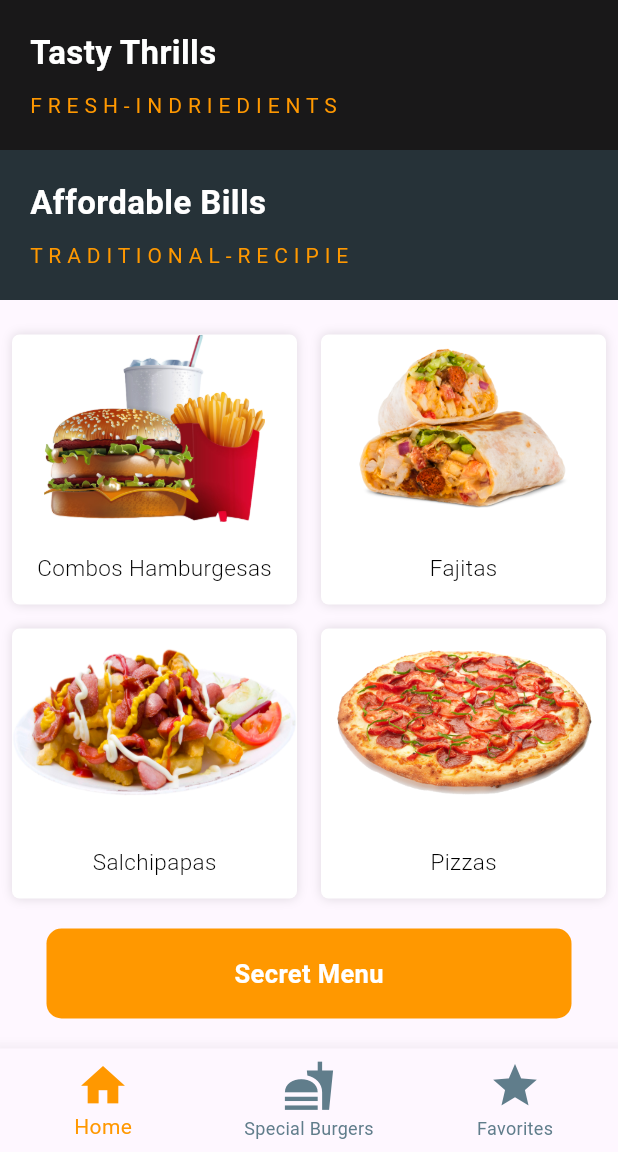
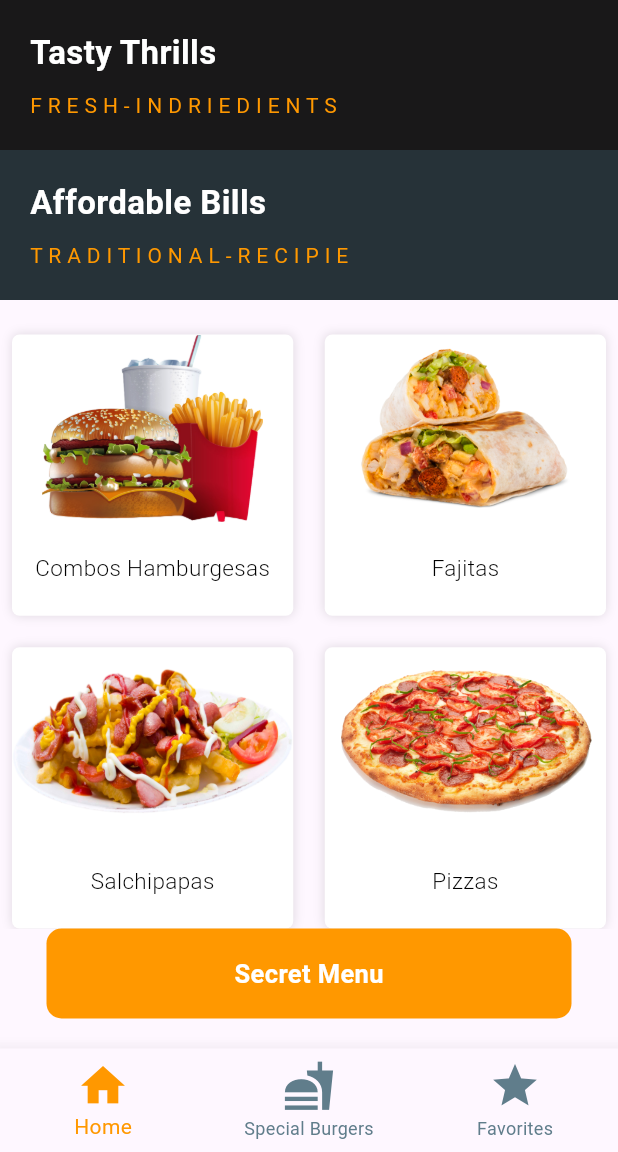
Before and after one commit to azix-khan/euro-wings, a Flutter app: the screen it shows after launch, on a phone screen of 412 x 824 dp, the part 84-1236 px from its top. Run offline on Flutter 3.47's test engine with Material 2 defaults, Android fonts, the phone set to English and light mode, and no system bars; our stand-ins replace google_fonts.

Commit message:
home screen completed

```diff
--- a/lib/main.dart
+++ b/lib/main.dart
@@ -1,5 +1,4 @@
-import 'package:euro_wings/views/optionFood.dart';
-import 'package:euro_wings/views/splash_screen.dart';
+import 'package:euro_wings/views/screens/home_screen.dart';
 import 'package:flutter/material.dart';
 import 'package:flutter/services.dart';
 
@@ -19,7 +18,7 @@ class MyApp extends StatelessWidget {
         colorScheme: ColorScheme.fromSeed(seedColor: Colors.deepPurple),
         useMaterial3: true,
       ),
-      home: OptionsFoods(),
+      home: const HomeScreen(),
     );
   }
 }
--- a/lib/utils/customNavigation.dart
+++ b/lib/utils/customNavigation.dart
@@ -2,6 +2,8 @@ import 'package:euro_wings/utils/themes.dart';
 import 'package:flutter/material.dart';
 
 class CustomNavigatorBar extends StatelessWidget {
+  const CustomNavigatorBar({super.key});
+
   @override
   Widget build(BuildContext context) {
     return BottomNavigationBar(
--- a/lib/utils/fonts.dart
+++ b/lib/utils/fonts.dart
@@ -1,4 +1,3 @@
-import 'package:flutter/material.dart';
 import 'package:google_fonts/google_fonts.dart';
 
 final popins = GoogleFonts.poppins();
--- /dev/null
+++ b/lib/utils/menu.dart
@@ -0,0 +1,56 @@
+import 'package:euro_wings/views/screens/selectedFood.dart';
+import 'package:flutter/material.dart';
+
+class Menu extends StatelessWidget {
+  final String description;
+  final String image;
+  const Menu(this.description, this.image, {super.key});
+
+  @override
+  Widget build(BuildContext context) {
+    return GestureDetector(
+      onTap: () {
+        Navigator.push(
+            context,
+            MaterialPageRoute(
+                builder: (BuildContext context) => SelectedFoodScreen()));
+      },
+      child: Padding(
+        padding: const EdgeInsets.all(8.0),
+        child: Container(
+          height: 180,
+          decoration: BoxDecoration(
+            color: Colors.white,
+            borderRadius: BorderRadius.circular(5),
+            boxShadow: const [
+              BoxShadow(
+                color: Colors.black12,
+                blurRadius: 5,
+              ),
+            ],
+          ),
+          child: Column(
+            children: [
+              // IMAGEN :
+              Container(
+                alignment: Alignment.center,
+                width: double.infinity,
+                height: 125,
+                child: Image.asset(image),
+              ),
+              const SizedBox(height: 20),
+              // DESCRIPTION :
+              Text(
+                description,
+                style: const TextStyle(
+                    fontWeight: FontWeight.w300,
+                    fontSize: 15,
+                    color: Colors.black),
+              ),
+            ],
+          ),
+        ),
+      ),
+    );
+  }
+}
--- /dev/null
+++ b/lib/utils/more_menu_button.dart
@@ -0,0 +1,27 @@
+import 'package:euro_wings/utils/themes.dart';
+import 'package:flutter/material.dart';
+
+class MoreMenuButton extends StatelessWidget {
+  const MoreMenuButton({super.key});
+
+  @override
+  Widget build(BuildContext context) {
+    return Padding(
+      padding: const EdgeInsets.only(bottom: 20),
+      child: Container(
+        alignment: Alignment.center,
+        height: 60,
+        width: 350,
+        decoration: BoxDecoration(
+          color: primary,
+          borderRadius: BorderRadius.circular(10),
+        ),
+        child: const Text('Secret Menu',
+            style: TextStyle(
+                color: Colors.white,
+                fontSize: 17,
+                fontWeight: FontWeight.bold)),
+      ),
+    );
+  }
+}
--- /dev/null
+++ b/lib/views/custom_widgets/menu_list.dart
@@ -0,0 +1,27 @@
+import 'package:euro_wings/utils/menu.dart';
+import 'package:flutter/material.dart';
+
+class MenuList extends StatelessWidget {
+  const MenuList({super.key});
+
+  @override
+  Widget build(BuildContext context) {
+    return Container(
+      padding: const EdgeInsets.only(top: 15),
+      width: double.infinity,
+      height: 620,
+      child: GridView.count(
+        physics: const BouncingScrollPhysics(),
+        crossAxisCount: 2,
+        crossAxisSpacing: 5.0,
+        mainAxisSpacing: 5.0,
+        children: const [
+          Menu('Combos Hamburgesas', 'images/hamburger.png'),
+          Menu('Fajitas', 'images/fajita.png'),
+          Menu('Salchipapas', 'images/salchipapa.png'),
+          Menu('Pizzas', 'images/pizza.png'),
+        ],
+      ),
+    );
+  }
+}
--- /dev/null
+++ b/lib/views/custom_widgets/slogan.dart
@@ -0,0 +1,32 @@
+import 'package:euro_wings/utils/themes.dart';
+import 'package:flutter/material.dart';
+
+class Slogan extends StatelessWidget {
+  final String title;
+  final String address;
+  final Color color;
+  const Slogan(this.color, this.address, this.title, {super.key});
+
+  @override
+  Widget build(BuildContext context) {
+    return Container(
+      padding: const EdgeInsets.symmetric(horizontal: 20),
+      width: double.infinity,
+      height: 100,
+      color: color,
+      child: Column(
+        mainAxisAlignment: MainAxisAlignment.center,
+        crossAxisAlignment: CrossAxisAlignment.start,
+        children: [
+          Text(title,
+              style: const TextStyle(
+                  color: Colors.white,
+                  fontWeight: FontWeight.bold,
+                  fontSize: 22)),
+          const SizedBox(height: 10),
+          Text(address, style: const TextStyle(color: primary))
+        ],
+      ),
+    );
+  }
+}
--- a/lib/views/home_screen.dart
+++ /dev/null
@@ -1,69 +0,0 @@
-import 'package:google_fonts/google_fonts.dart';
-import 'package:flutter/material.dart';
-
-class HomeScreen extends StatefulWidget {
-  const HomeScreen({super.key});
-
-  @override
-  State<HomeScreen> createState() => _HomeScreenState();
-}
-
-class _HomeScreenState extends State<HomeScreen> {
-  final TextEditingController searchController = TextEditingController();
-  @override
-  Widget build(BuildContext context) {
-    return Scaffold(
-      appBar: AppBar(
-        elevation: 0,
-        backgroundColor: Colors.transparent,
-        actions: const [
-          Image(
-            image: AssetImage('images/staff/image0.png'),
-            fit: BoxFit.cover,
-          ),
-          SizedBox(
-            width: 25,
-          )
-        ],
-        title: Padding(
-          padding: const EdgeInsets.only(left: 25),
-          child: Text(
-            'Menu',
-            style:
-                GoogleFonts.poppins(fontSize: 30, fontWeight: FontWeight.bold),
-          ),
-        ),
-      ),
-      body: Column(
-        mainAxisAlignment: MainAxisAlignment.center,
-        crossAxisAlignment: CrossAxisAlignment.center,
-        children: [
-          Row(
-            children: [
-              Container(
-                height: 100,
-                width: 100,
-                color: Colors.black,
-              ),
-              Container(
-                height: 100,
-                width: 100,
-                color: Colors.amber,
-              ),
-              Container(
-                height: 100,
-                width: 100,
-                color: Colors.green,
-              ),
-              Container(
-                height: 100,
-                width: 100,
-                color: Colors.red,
-              ),
-            ],
-          )
-        ],
-      ),
-    );
-  }
-}
--- a/lib/views/optionFood.dart
+++ /dev/null
@@ -1,198 +0,0 @@
-import 'package:euro_wings/utils/customNavigation.dart';
-import 'package:euro_wings/utils/themes.dart';
-import 'package:euro_wings/views/selectedFood.dart';
-import 'package:flutter/material.dart';
-
-class OptionsFoods extends StatelessWidget {
-  @override
-  Widget build(BuildContext context) {
-    return Scaffold(
-      appBar: AppBar(
-        automaticallyImplyLeading: false,
-        title: const Column(
-          mainAxisAlignment: MainAxisAlignment.center,
-          children: [
-            Text('EURO',
-                style: TextStyle(
-                    fontWeight: FontWeight.bold,
-                    fontSize: 20,
-                    color: Colors.black)),
-            Text('W I N G S',
-                style: TextStyle(
-                    fontWeight: FontWeight.w400,
-                    fontSize: 10,
-                    color: Colors.black)),
-          ],
-        ),
-        actions: [
-          Container(
-            decoration: BoxDecoration(
-                border: Border.all(color: primary),
-                borderRadius: const BorderRadius.all(Radius.circular(50))),
-            child: const Image(
-              image: AssetImage('images/staff/image0.png'),
-              fit: BoxFit.cover,
-            ),
-          ),
-          const SizedBox(
-            width: 25,
-          ),
-        ],
-      ),
-      body: Column(
-        children: [
-          // definicion de direccion :
-          _DateTimes(Colors.black.withOpacity(0.9),
-              'F R E S H - I N D R I E D I E N T S', 'Tasty Thrills'),
-          // fecha actual :
-          _DateTimes(Colors.blueGrey.shade900,
-              'T R A D I T I O N A L - R E C I P I E', 'Affordable Bills'),
-          // Tables Food :
-          Expanded(
-            child: SingleChildScrollView(
-              physics: const BouncingScrollPhysics(),
-              child: _TablesMenusOpts(),
-            ),
-          ),
-          // Botom secret menu :
-          _ButtomMoreMenus(),
-        ],
-      ),
-      bottomNavigationBar: CustomNavigatorBar(),
-    );
-  }
-}
-
-class _DateTimes extends StatelessWidget {
-  final String title;
-  final String address;
-  final Color color;
-  const _DateTimes(this.color, this.address, this.title);
-
-  @override
-  Widget build(BuildContext context) {
-    return Container(
-      padding: const EdgeInsets.symmetric(horizontal: 20),
-      width: double.infinity,
-      height: 100,
-      color: color,
-      child: Column(
-        mainAxisAlignment: MainAxisAlignment.center,
-        crossAxisAlignment: CrossAxisAlignment.start,
-        children: [
-          Text(this.title,
-              style: const TextStyle(
-                  color: Colors.white,
-                  fontWeight: FontWeight.bold,
-                  fontSize: 22)),
-          const SizedBox(height: 10),
-          Text(this.address, style: const TextStyle(color: primary))
-        ],
-      ),
-    );
-  }
-}
-
-class _ButtomMoreMenus extends StatelessWidget {
-  @override
-  Widget build(BuildContext context) {
-    return Padding(
-      padding: const EdgeInsets.only(bottom: 20),
-      child: Container(
-        alignment: Alignment.center,
-        height: 60,
-        width: 350,
-        decoration: BoxDecoration(
-          color: primary,
-          borderRadius: BorderRadius.circular(10),
-        ),
-        child: const Text('Secret Menu',
-            style: TextStyle(
-                color: Colors.white,
-                fontSize: 17,
-                fontWeight: FontWeight.bold)),
-      ),
-    );
-  }
-}
-
-class _TablesMenusOpts extends StatelessWidget {
-  @override
-  Widget build(BuildContext context) {
-    return Container(
-      padding: const EdgeInsets.only(top: 15),
-      width: double.infinity,
-      height: 620,
-      child: Table(
-        children: const <TableRow>[
-          TableRow(
-            children: [
-              _TableRowsMenus('Combos Hamburgesas', 'images/hamburger.png'),
-              _TableRowsMenus('Fajitas', 'images/fajita.png'),
-            ],
-          ),
-          TableRow(
-            children: [
-              _TableRowsMenus('Salchipapas', 'images/salchipapa.png'),
-              _TableRowsMenus('Pizzas', 'images/pizza.png'),
-            ],
-          ),
-        ],
-      ),
-    );
-  }
-}
-
-class _TableRowsMenus extends StatelessWidget {
-  final String description;
-  final String image;
-  const _TableRowsMenus(this.description, this.image);
-
-  @override
-  Widget build(BuildContext context) {
-    return GestureDetector(
-      onTap: () {
-        Navigator.push(
-            context,
-            MaterialPageRoute(
-                builder: (BuildContext context) => SelectedFoodScreen()));
-      },
-      child: Padding(
-        padding: const EdgeInsets.all(8.0),
-        child: Container(
-          height: 180,
-          decoration: BoxDecoration(
-            color: Colors.white,
-            borderRadius: BorderRadius.circular(5),
-            boxShadow: const [
-              BoxShadow(
-                color: Colors.black12,
-                blurRadius: 5,
-              ),
-            ],
-          ),
-          child: Column(
-            children: [
-              // IMAGEN :
-              Container(
-                alignment: Alignment.center,
-                width: double.infinity,
-                height: 125,
-                child: Image.asset(this.image),
-              ),
-              const SizedBox(height: 20),
-              // DESCRIPTION :
-              Text(
-                this.description,
-                style: const TextStyle(
-                    fontWeight: FontWeight.w300,
-                    fontSize: 15,
-                    color: Colors.black),
-              ),
-            ],
-          ),
-        ),
-      ),
-    );
-  }
-}
--- /dev/null
+++ b/lib/views/screens/home_screen.dart
@@ -0,0 +1,67 @@
+import 'package:euro_wings/utils/customNavigation.dart';
+import 'package:euro_wings/utils/more_menu_button.dart';
+import 'package:euro_wings/utils/themes.dart';
+import 'package:euro_wings/views/custom_widgets/menu_list.dart';
+import 'package:euro_wings/views/custom_widgets/slogan.dart';
+import 'package:flutter/material.dart';
+
+class HomeScreen extends StatelessWidget {
+  const HomeScreen({super.key});
+
+  @override
+  Widget build(BuildContext context) {
+    return Scaffold(
+      appBar: AppBar(
+        automaticallyImplyLeading: false,
+        title: const Column(
+          mainAxisAlignment: MainAxisAlignment.center,
+          children: [
+            Text('EURO',
+                style: TextStyle(
+                    fontWeight: FontWeight.bold,
+                    fontSize: 20,
+                    color: Colors.black)),
+            Text('W I N G S',
+                style: TextStyle(
+                    fontWeight: FontWeight.w400,
+                    fontSize: 10,
+                    color: Colors.black)),
+          ],
+        ),
+        actions: [
+          Container(
+            decoration: BoxDecoration(
+                border: Border.all(color: primary),
+                borderRadius: const BorderRadius.all(Radius.circular(50))),
+            child: const Image(
+              image: AssetImage('images/staff/image0.png'),
+              fit: BoxFit.cover,
+            ),
+          ),
+          const SizedBox(
+            width: 25,
+          ),
+        ],
+      ),
+      body: Column(
+        children: [
+          Slogan(Colors.black.withOpacity(0.9),
+              'F R E S H - I N D R I E D I E N T S', 'Tasty Thrills'),
+          Slogan(Colors.blueGrey.shade900,
+              'T R A D I T I O N A L - R E C I P I E', 'Affordable Bills'),
+          // Tables Food :
+          const Expanded(
+            child: SingleChildScrollView(
+              physics: BouncingScrollPhysics(),
+              // Menu List
+              child: MenuList(),
+            ),
+          ),
+          // Botom secret menu :
+          const MoreMenuButton(),
+        ],
+      ),
+      bottomNavigationBar: const CustomNavigatorBar(),
+    );
+  }
+}
--- a/lib/views/selectedFood.dart
+++ b/lib/views/screens/selectedFood.dart
@@ -1,9 +1,9 @@
 import 'package:euro_wings/utils/customNavigation.dart';
 import 'package:euro_wings/utils/tiles.dart';
-import 'package:euro_wings/views/payFood.dart';
+import 'package:euro_wings/views/screens/payFood.dart';
 import 'package:flutter/material.dart';
 //
-import '../utils/themes.dart';
+import '../../utils/themes.dart';
 
 class SelectedFoodScreen extends StatelessWidget {
   final List<_Categories> categories = [
--- a/lib/views/splash_screen.dart
+++ b/lib/views/screens/splash_screen.dart
@@ -2,7 +2,7 @@ import 'dart:async';
 
 import 'package:euro_wings/utils/colors.dart';
 import 'package:euro_wings/utils/custom_button.dart';
-import 'package:euro_wings/views/home_screen.dart';
+import 'package:euro_wings/views/screens/home_screen.dart';
 import 'package:flutter/material.dart';
 
 class SplashScreen extends StatefulWidget {
```
Also changed, not shown: lib/views/screens/payFood.dart (renamed from lib/views/payFood.dart).
